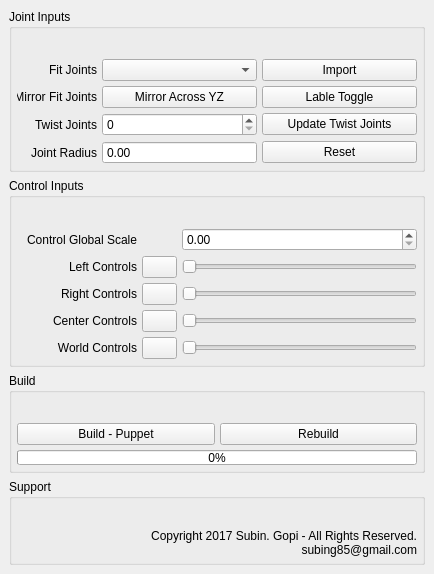
subing85/PuppetCreativeSuite, file ui/buildPuppet_ui.ui: the form before one commit.
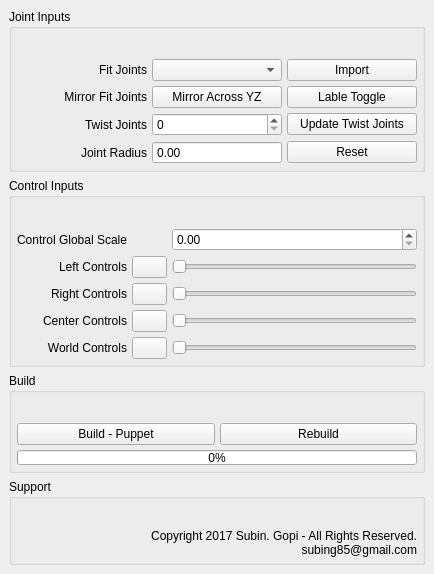
The form after the commit.

The edit to the form file:
```diff
--- a/ui/buildPuppet_ui.ui
+++ b/ui/buildPuppet_ui.ui
@@ -38,18 +38,6 @@
        </property>
        <item row="0" column="0">
         <widget class="QLabel" name="label_fitJoints">
-         <property name="minimumSize">
-          <size>
-           <width>80</width>
-           <height>0</height>
-          </size>
-         </property>
-         <property name="maximumSize">
-          <size>
-           <width>80</width>
-           <height>16777215</height>
-          </size>
-         </property>
          <property name="text">
           <string>Fit Joints</string>
          </property>
@@ -76,18 +64,6 @@
        </item>
        <item row="1" column="0">
         <widget class="QLabel" name="label_mirrorFitJoints">
-         <property name="minimumSize">
-          <size>
-           <width>80</width>
-           <height>0</height>
-          </size>
-         </property>
-         <property name="maximumSize">
-          <size>
-           <width>80</width>
-           <height>16777215</height>
-          </size>
-         </property>
          <property name="text">
           <string>Mirror Fit Joints</string>
          </property>
@@ -124,18 +100,6 @@
        </item>
        <item row="2" column="0">
         <widget class="QLabel" name="label_twistJoints">
-         <property name="minimumSize">
-          <size>
-           <width>80</width>
-           <height>0</height>
-          </size>
-         </property>
-         <property name="maximumSize">
-          <size>
-           <width>80</width>
-           <height>16777215</height>
-          </size>
-         </property>
          <property name="text">
           <string>Twist Joints</string>
          </property>
@@ -169,18 +133,6 @@
        </item>
        <item row="3" column="0">
         <widget class="QLabel" name="label_jointRadius">
-         <property name="minimumSize">
-          <size>
-           <width>80</width>
-           <height>0</height>
-          </size>
-         </property>
-         <property name="maximumSize">
-          <size>
-           <width>80</width>
-           <height>16777215</height>
-          </size>
-         </property>
          <property name="text">
           <string>Joint Radius</string>
          </property>
@@ -248,18 +200,6 @@
        </item>
        <item row="4" column="0">
         <widget class="QLabel" name="label_worldControl">
-         <property name="minimumSize">
-          <size>
-           <width>120</width>
-           <height>0</height>
-          </size>
-         </property>
-         <property name="maximumSize">
-          <size>
-           <width>120</width>
-           <height>16777215</height>
-          </size>
-         </property>
          <property name="text">
           <string>World Controls</string>
          </property>
@@ -289,18 +229,6 @@
        </item>
        <item row="2" column="0">
         <widget class="QLabel" name="label_rightControl">
-         <property name="minimumSize">
-          <size>
-           <width>120</width>
-           <height>0</height>
-          </size>
-         </property>
-         <property name="maximumSize">
-          <size>
-           <width>120</width>
-           <height>16777215</height>
-          </size>
-         </property>
          <property name="text">
           <string>Right Controls</string>
          </property>
@@ -311,18 +239,6 @@
        </item>
        <item row="1" column="0">
         <widget class="QLabel" name="label_leftControl">
-         <property name="minimumSize">
-          <size>
-           <width>120</width>
-           <height>0</height>
-          </size>
-         </property>
-         <property name="maximumSize">
-          <size>
-           <width>120</width>
-           <height>16777215</height>
-          </size>
-         </property>
          <property name="text">
           <string>Left Controls</string>
          </property>
@@ -366,18 +282,6 @@
        </item>
        <item row="3" column="0">
         <widget class="QLabel" name="label_centerControl">
-         <property name="minimumSize">
-          <size>
-           <width>120</width>
-           <height>0</height>
-          </size>
-         </property>
-         <property name="maximumSize">
-          <size>
-           <width>120</width>
-           <height>16777215</height>
-          </size>
-         </property>
          <property name="text">
           <string>Center Controls</string>
          </property>
@@ -446,18 +350,6 @@
        </item>
        <item row="0" column="0">
         <widget class="QLabel" name="label_controlScale">
-         <property name="minimumSize">
-          <size>
-           <width>120</width>
-           <height>0</height>
-          </size>
-         </property>
-         <property name="maximumSize">
-          <size>
-           <width>120</width>
-           <height>16777215</height>
-          </size>
-         </property>
          <property name="text">
           <string>Control Global Scale</string>
          </property>
```
